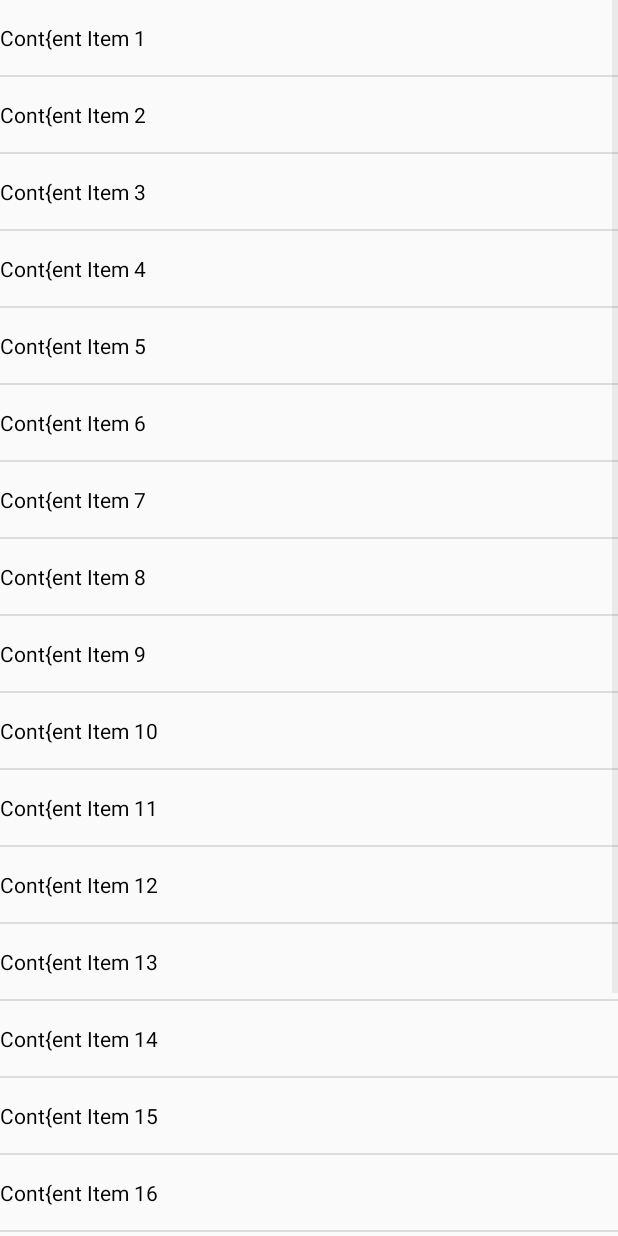
After one commit to tedyuen/CustomViewTest, an Android app: the MyListViewActivity screen opened directly, with no data from a screen before it, on a phone screen of 412 x 824 dp. The commit adds this screen. Run offline under Robolectric (Android 15) with nearby library versions, the phone set to English and light mode, and no system bars.

Commit message:
Add my list view demo.

```diff
--- a/app/src/main/AndroidManifest.xml
+++ b/app/src/main/AndroidManifest.xml
@@ -20,6 +20,7 @@
         </activity>
         <activity android:name=".demo.CountViewActivity" android:label="自绘:计数" android:theme="@style/AppTheme.NoActionBar"></activity>
         <activity android:name=".demo.TitleViewActivity" android:label="组合:标题栏" android:theme="@style/AppTheme.NoActionBar"></activity>
+        <activity android:name=".demo.MyListViewActivity" android:label="继承:列表删除" android:theme="@style/AppTheme.NoActionBar"></activity>
     </application>
 
 </manifest>
--- /dev/null
+++ b/app/src/main/java/com/tedyuen/customviewtest/demo/MyListViewActivity.java
@@ -0,0 +1,46 @@
+package com.tedyuen.customviewtest.demo;
+
+import android.os.Bundle;
+import android.support.v7.app.AppCompatActivity;
+
+import com.tedyuen.customviewtest.R;
+import com.tedyuen.customviewtest.demo.adapter.MyAdapter;
+import com.tedyuen.customviewtest.view.MyListView;
+
+import java.util.ArrayList;
+import java.util.List;
+
+/**
+ * Created by tedyuen on 16-8-25.
+ */
+public class MyListViewActivity extends AppCompatActivity {
+
+    MyListView myListView;
+
+    private MyAdapter adapter;
+
+    private List<String> contentList = new ArrayList<String>();
+
+    @Override
+    protected void onCreate(Bundle savedInstanceState) {
+        super.onCreate(savedInstanceState);
+        setContentView(R.layout.activity_my_list_view);
+        initList();
+        myListView = (MyListView) findViewById(R.id.my_list_view);
+        myListView.setOnDeleteListener(new MyListView.OnDeleteListener() {
+            @Override
+            public void onDelete(int index) {
+                contentList.remove(index);
+                adapter.notifyDataSetChanged();
+            }
+        });
+        adapter = new MyAdapter(this, 0, contentList);
+        myListView.setAdapter(adapter);
+    }
+
+    private void initList() {
+        for(int i=1;i<=20;i++){
+            contentList.add("Cont{ent Item "+i);
+        }
+    }
+}
--- /dev/null
+++ b/app/src/main/java/com/tedyuen/customviewtest/demo/adapter/MyAdapter.java
@@ -0,0 +1,34 @@
+package com.tedyuen.customviewtest.demo.adapter;
+
+import android.content.Context;
+import android.view.LayoutInflater;
+import android.view.View;
+import android.view.ViewGroup;
+import android.widget.ArrayAdapter;
+import android.widget.TextView;
+
+import com.tedyuen.customviewtest.R;
+
+import java.util.List;
+
+/**
+ * Created by tedyuen on 16-8-25.
+ */
+public class MyAdapter extends ArrayAdapter<String>{
+    public MyAdapter(Context context, int textViewResourceId, List<String> objects) {
+        super(context, textViewResourceId, objects);
+    }
+
+    @Override
+    public View getView(int position, View convertView, ViewGroup parent) {
+        View view;
+        if (convertView == null) {
+            view = LayoutInflater.from(getContext()).inflate(R.layout.my_list_view_item, null);
+        } else {
+            view = convertView;
+        }
+        TextView textView = (TextView) view.findViewById(R.id.text_view);
+        textView.setText(getItem(position));
+        return view;
+    }
+}
--- /dev/null
+++ b/app/src/main/res/layout/activity_my_list_view.xml
@@ -0,0 +1,13 @@
+<?xml version="1.0" encoding="utf-8"?>
+<RelativeLayout xmlns:android="http://schemas.android.com/apk/res/android"
+    xmlns:tools="http://schemas.android.com/tools"
+    android:layout_width="match_parent"
+    android:layout_height="match_parent" >
+
+    <com.tedyuen.customviewtest.view.MyListView
+        android:id="@+id/my_list_view"
+        android:layout_width="match_parent"
+        android:layout_height="wrap_content" >
+    </com.tedyuen.customviewtest.view.MyListView>
+
+</RelativeLayout>
--- a/app/src/main/res/layout/fragment_main.xml
+++ b/app/src/main/res/layout/fragment_main.xml
@@ -21,6 +21,12 @@
         android:layout_height="wrap_content"
         android:text="组合:标题栏"/>
 
+    <Button
+        android:id="@+id/btn_my_list_view"
+        android:layout_width="wrap_content"
+        android:layout_height="wrap_content"
+        android:text="继承:列表删除"/>
+
 
 
 </LinearLayout>
--- /dev/null
+++ b/app/src/main/res/layout/my_list_view_item.xml
@@ -0,0 +1,16 @@
+<?xml version="1.0" encoding="utf-8"?>
+<RelativeLayout xmlns:android="http://schemas.android.com/apk/res/android"
+    android:layout_width="match_parent"
+    android:layout_height="match_parent"
+    android:descendantFocusability="blocksDescendants"
+    android:orientation="vertical" >
+
+    <TextView
+        android:id="@+id/text_view"
+        android:layout_width="wrap_content"
+        android:layout_height="50dp"
+        android:layout_centerVertical="true"
+        android:gravity="left|center_vertical"
+        android:textColor="#000" />
+
+</RelativeLayout>
```
Also changed, not shown: app/src/main/java/com/tedyuen/customviewtest/MainActivityFragment.java (+9 -0 lines), app/src/main/java/com/tedyuen/customviewtest/view/MyListView.java (added, +114 -0 lines), app/src/main/res/layout/delete_button.xml (added, +8 -0 lines).
